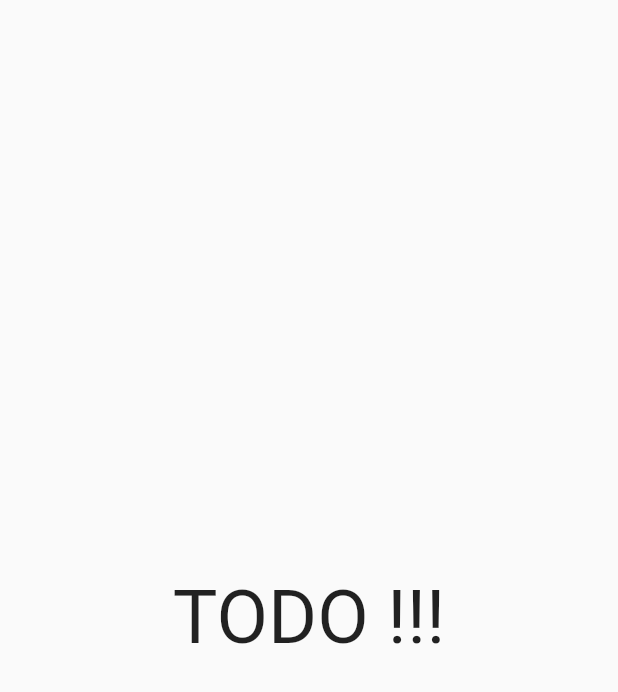
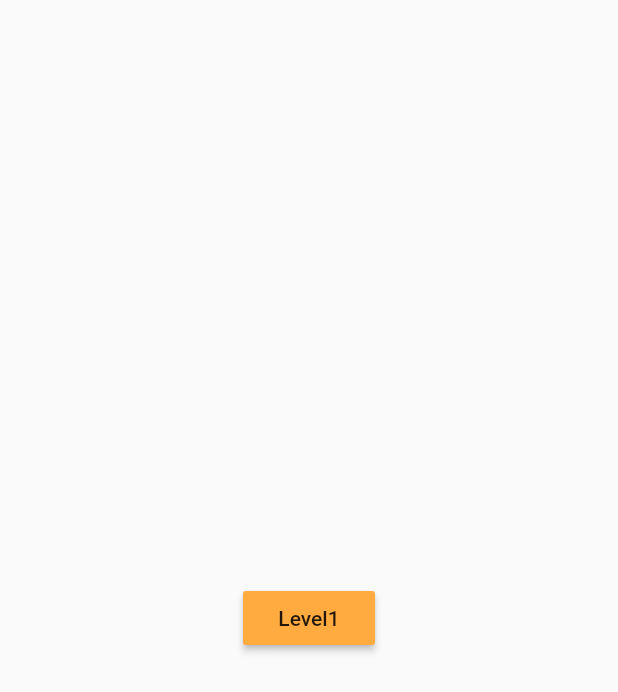
Before and after one commit to DrommeLag/LangApp, a Flutter app: the HomePage screen opened directly, on a phone screen of 412 x 824 dp. Shown: the top 692 px of the screen. Run offline on Flutter 3.47's test engine with Material 2 defaults, Android fonts, the phone set to English and light mode, and no system bars; our stand-ins replace cloud_firestore, firebase_auth, firebase_core, flutter_local_notifications, flutter_secure_storage, flutter_settings_screens and 3 more; missing offline and left inert: mailer; accounts and stored records are empty.

Commit message:
Added level class; should change options type in test-page (List<String> -> List<Dnamic>

```diff
--- a/lib/core/database.dart
+++ b/lib/core/database.dart
@@ -6,6 +6,8 @@ class DatabaseService {
   DatabaseService({this.uid});
   final CollectionReference usersCollection = FirebaseFirestore.instance.collection('users');
   final CollectionReference newsCollection = FirebaseFirestore.instance.collection('news');
+  final CollectionReference levelsCollection = FirebaseFirestore.instance.collection('levels');
+  final CollectionReference testsCollection = FirebaseFirestore.instance.collection('tests');
 
   Future updateUserData(String? displayName, String? email) async{
     return await usersCollection.doc(uid).set({
--- a/lib/screen/home/home_page.dart
+++ b/lib/screen/home/home_page.dart
@@ -1,4 +1,8 @@
+import 'dart:developer';
+
 import 'package:flutter/material.dart';
+import 'package:lang_app/screen/test/level.dart';
+import 'package:lang_app/screen/test/test_page.dart';
 
 class HomePage extends StatefulWidget {
   const HomePage({Key? key}) : super(key: key);
@@ -7,15 +11,27 @@ class HomePage extends StatefulWidget {
   State<HomePage> createState() => _HomePage();
 }
 
-class _HomePage extends State<HomePage>{
+class _HomePage extends State<HomePage> {
   @override
   Widget build(BuildContext context) {
     // TODO: implement build
-    return const Scaffold(
+    return Scaffold(
       body: Center(
-        child: Text("TODO !!!", style: TextStyle(fontSize: 50),),
+          child: Column(
+            mainAxisAlignment: MainAxisAlignment.center,
+            children: [
+              MaterialButton(
+                onPressed: () {
+                  Navigator.push(context, MaterialPageRoute(builder: (context) {
+                    return Level();
+                  }));
+                },
+                child: const Text("Level1"),
+                color: Colors.orangeAccent,
+              ),
+            ],
+          )
       ),
     );
   }
-
 }
```
Also changed, not shown: pubspec.lock, 2 other files.
